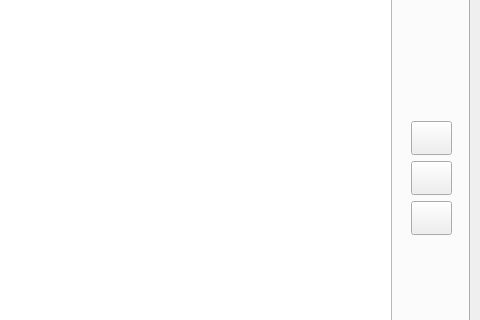
egara/buttermanager, file buttermanager/ui/MainWindow.ui: the form before one commit; both pictures show x 320 to 800 and y 88 to 408 of the 800 by 800 pixel window.
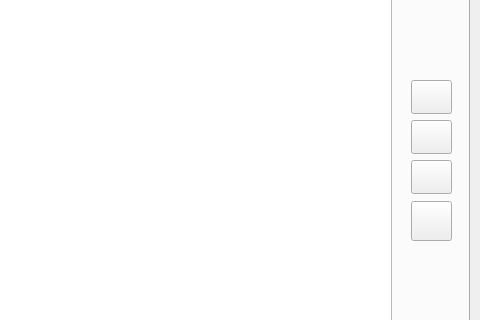
The form after the commit. The open tabs and pages were chosen to show the change.

Commit message: Changing remove and folder icons

Patch:
```diff
--- a/buttermanager/ui/MainWindow.ui
+++ b/buttermanager/ui/MainWindow.ui
@@ -434,7 +434,7 @@
           <property name="geometry">
            <rect>
             <x>720</x>
-            <y>173</y>
+            <y>132</y>
             <width>41</width>
             <height>34</height>
            </rect>
@@ -453,7 +453,7 @@
           <property name="geometry">
            <rect>
             <x>720</x>
-            <y>213</y>
+            <y>172</y>
             <width>41</width>
             <height>34</height>
            </rect>
@@ -469,9 +469,25 @@
           <property name="geometry">
            <rect>
             <x>720</x>
+            <y>212</y>
+            <width>41</width>
+            <height>34</height>
+           </rect>
+          </property>
+          <property name="toolTip">
+           <string>Find differences between the snapshot selected and the current state</string>
+          </property>
+          <property name="text">
+           <string/>
+          </property>
+         </widget>
+         <widget class="QPushButton" name="button_folder">
+          <property name="geometry">
+           <rect>
+            <x>720</x>
             <y>253</y>
             <width>41</width>
-            <height>34</height>
+            <height>40</height>
            </rect>
           </property>
           <property name="toolTip">
```
Left out of the diff: 4 changed lines with no effect on the pictures. The commit also changes 4 other files.
